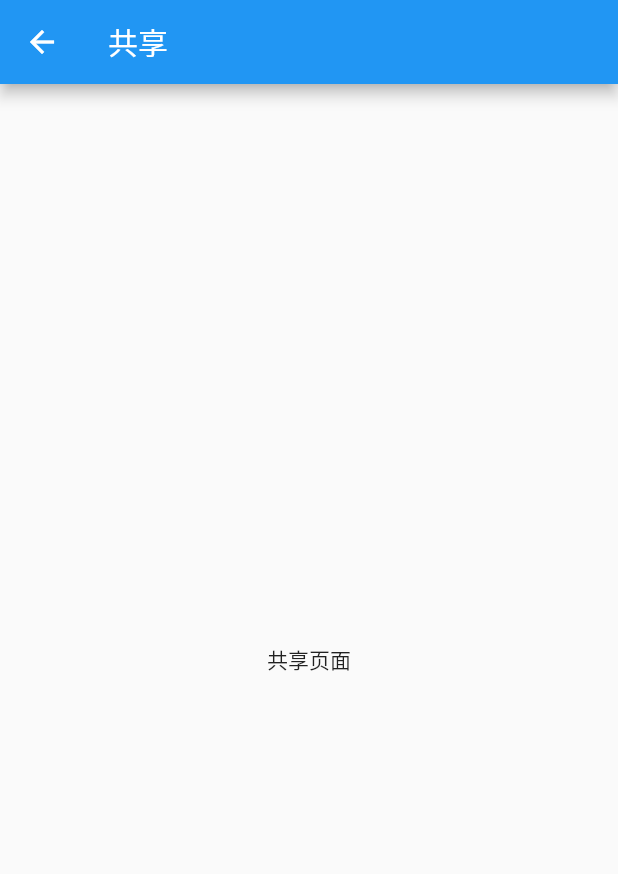
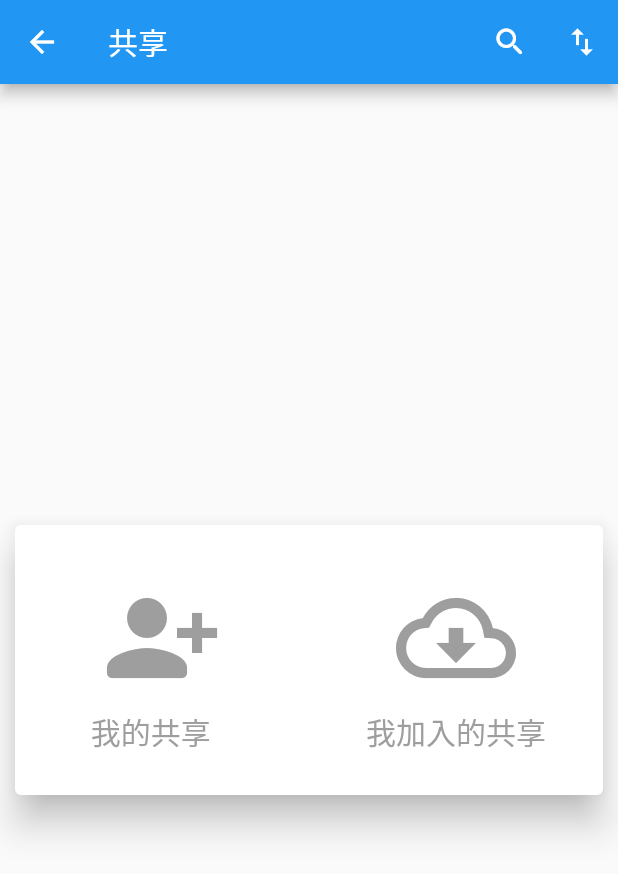
Before and after one commit to kevintpd/tdrive_client_app, a Flutter app: the SharePageRoute screen opened directly, on a phone screen of 412 x 824 dp. Shown: the top 874 px of the screen. Run offline on Flutter 3.47's test engine with Material 2 defaults, Android fonts, the phone set to English and light mode, and no system bars; our stand-ins replace adaptive_dialog, another_flushbar, dio, file_picker, flutter_easyloading, modal_bottom_sheet and 2 more; accounts and stored records are empty; network calls fail.

Commit message:
完善了共享页面的两个入口、共享文件夹与普通文件夹在主页的显示区别

```diff
--- a/lib/routes/home_page.dart
+++ b/lib/routes/home_page.dart
@@ -25,6 +25,7 @@ class _HomeRouteState extends State<HomeRoute> {
       appBar: AppBar(
         title: Text("TDrive"),
         actions: [
+          IconButton(onPressed: (){}, icon: const Icon(Icons.search_rounded)),
           IconButton(
               onPressed: () => Navigator.of(context).pushNamed("updown"),
               icon: const Icon(Icons.swap_vert)),
--- a/lib/routes/share_page.dart
+++ b/lib/routes/share_page.dart
@@ -10,14 +10,57 @@ class SharePageRoute extends StatefulWidget {
 }
 
 class _SharePageRouteState extends State<SharePageRoute> {
-
   @override
   Widget build(BuildContext context) {
     return Scaffold(
       appBar: AppBar(
         title: Text("共享"),
+        actions: [
+          IconButton(onPressed: () {}, icon: const Icon(Icons.search_rounded)),
+          IconButton(
+              onPressed: () => Navigator.of(context).pushNamed("updown"),
+              icon: const Icon(Icons.swap_vert)),
+        ],
       ),
-      body: Center(child: Text("共享页面"),),
+      body: Center(
+          child: SizedBox(
+            height: 200,
+            child: Card(
+        margin: EdgeInsets.all(10),
+        elevation: 10,
+        child: Row(
+          mainAxisAlignment: MainAxisAlignment.center,
+            children: [
+              Expanded(
+                child: Column(
+                  mainAxisAlignment: MainAxisAlignment.center,
+                  crossAxisAlignment: CrossAxisAlignment.center,
+                  children: [
+                    IconButton(
+                        iconSize:80.0,
+                      constraints: BoxConstraints(minHeight: 80),
+                        onPressed: () {},
+                        icon: const Icon(Icons.person_add_alt_1_rounded,color: Colors.grey,)),
+                    Text("我的共享   ",style: TextStyle(fontSize: 20,color: Colors.grey),)
+                  ],
+                ),
+              ),
+              Expanded(
+                child: Column(mainAxisAlignment: MainAxisAlignment.center,
+                  crossAxisAlignment: CrossAxisAlignment.center,
+                  children: [
+                    IconButton(
+                    iconSize:80.0,
+                        constraints: BoxConstraints(minHeight: 80),
+                        onPressed: () {},
+                        icon: const Icon(Icons.cloud_download_outlined,color: Colors.grey,)),
+                    Text("我加入的共享",style: TextStyle(fontSize: 20,color: Colors.grey),)
+                  ],),
+              )
+            ],
+        ),
+      ),
+          )),
     );
   }
 }
```
Also changed, not shown: lib/models/models.dart (+7 -3 lines), lib/widgets/folder_tile.dart (+6 -1 lines).
